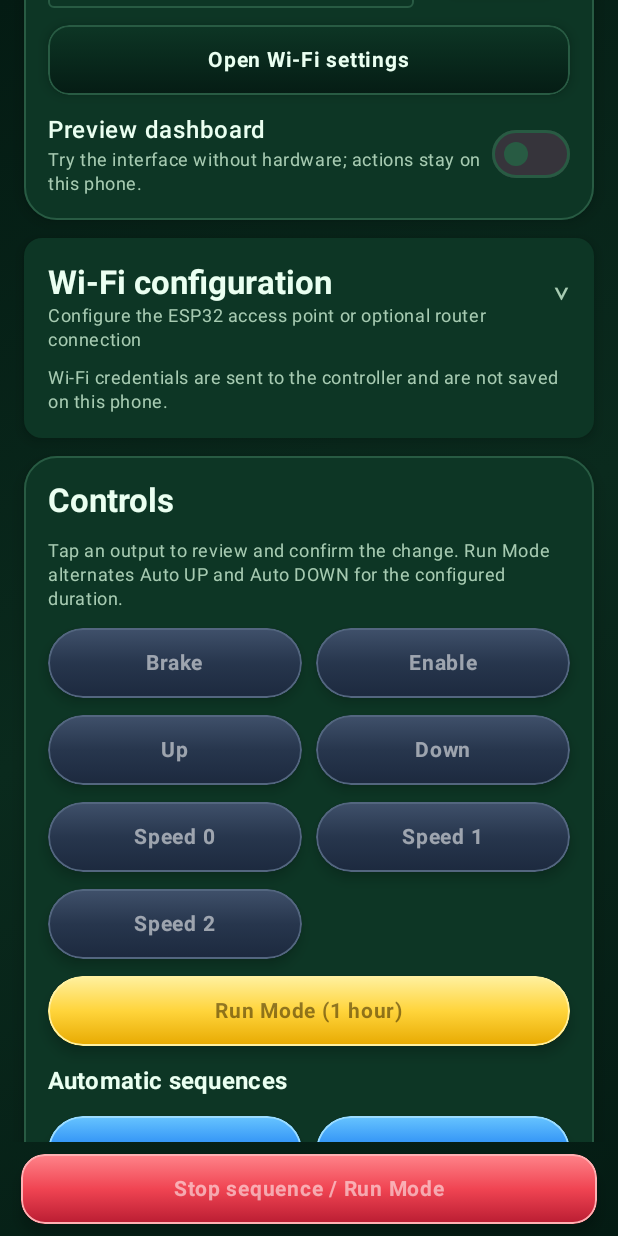
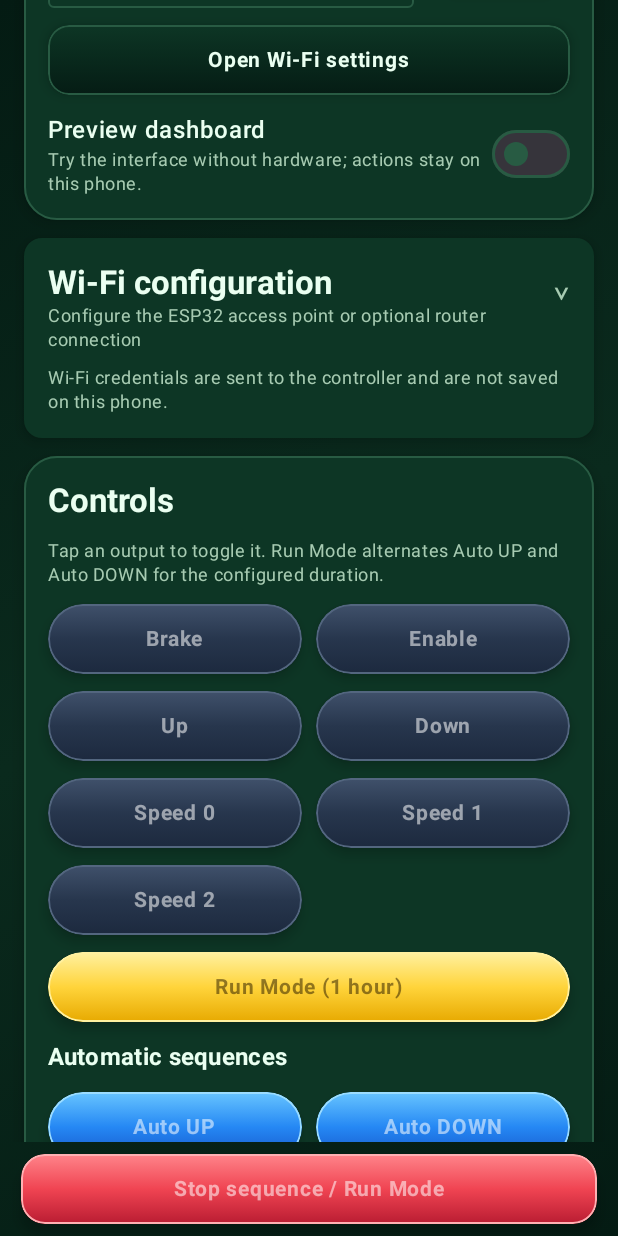
Before and after one commit to taufiksarif/IRA_ESP32_S3_N16R8V, an Android app built with Jetpack Compose: the screen it shows after launch (MainActivity), scrolled down 532 dp, on a phone screen of 412 x 824 dp. Run offline under Robolectric (Android 15) with nearby library versions, the phone set to English and light mode, and no system bars; network calls fail.

Commit message:
few improvements

```diff
--- a/android-app/app/src/main/java/com/ira/controller/MainActivity.kt
+++ b/android-app/app/src/main/java/com/ira/controller/MainActivity.kt
@@ -178,7 +178,6 @@ private fun IraNativeApp(isForeground: Boolean, networkProvider: () -> Network?)
     var timerMessage by remember { mutableStateOf("Connect to the controller to load saved timer settings.") }
     var timerBusy by remember { mutableStateOf(false) }
     var showAnalyzer by rememberSaveable { mutableStateOf(false) }
-    var pendingManualOutput by remember { mutableStateOf<Pair<String, Boolean>?>(null) }
     val api = remember(activeAddress) { ControllerApi(activeAddress, networkProvider) }
     val scope = rememberCoroutineScope()
     val view = LocalView.current
@@ -366,7 +365,7 @@ private fun IraNativeApp(isForeground: Boolean, networkProvider: () -> Network?)
                             if (demoMode) {
                                 val updated = demoStatus.outputs.toMutableMap().apply { put(name, value) }
                                 demoStatus = demoStatus.copy(outputs = updated)
-                            } else pendingManualOutput = name to value
+                            } else applyManualOutput(name, value)
                         },
                         onSequence = { command ->
                             if (demoMode) {
@@ -433,21 +432,6 @@ private fun IraNativeApp(isForeground: Boolean, networkProvider: () -> Network?)
                 exit = slideOutVertically { -it } + fadeOut(),
             ) {
                 ToastCard(visibleToast)
-            }
-
-            pendingManualOutput?.let { (name, state) ->
-                AlertDialog(
-                    onDismissRequest = { pendingManualOutput = null },
-                    title = { Text("Confirm output change") },
-                    text = { Text("Set the $name output ${if (state) "ON" else "OFF"}? This changes a controller output connected to your equipment.") },
-                    confirmButton = {
-                        TextButton(onClick = {
-                            pendingManualOutput = null
-                            applyManualOutput(name, state)
-                        }) { Text("Confirm") }
-                    },
-                    dismissButton = { TextButton(onClick = { pendingManualOutput = null }) { Text("Cancel") } },
-                )
             }
         }
     }
@@ -635,7 +619,7 @@ private fun ControlsCard(
 ) {
     PanelCard {
         Text("Controls", style = MaterialTheme.typography.titleLarge, fontWeight = FontWeight.Bold)
-        Text("Tap an output to review and confirm the change. Run Mode alternates Auto UP and Auto DOWN for the configured duration.", color = MaterialTheme.colorScheme.onSurfaceVariant, style = MaterialTheme.typography.bodySmall)
+        Text("Tap an output to toggle it. Run Mode alternates Auto UP and Auto DOWN for the configured duration.", color = MaterialTheme.colorScheme.onSurfaceVariant, style = MaterialTheme.typography.bodySmall)
         val names = listOf("Brake", "Enable", "Up", "Down", "Speed 0", "Speed 1", "Speed 2")
         names.chunked(2).forEach { rowNames ->
             Row(horizontalArrangement = Arrangement.spacedBy(9.dp), modifier = Modifier.fillMaxWidth()) {
```
